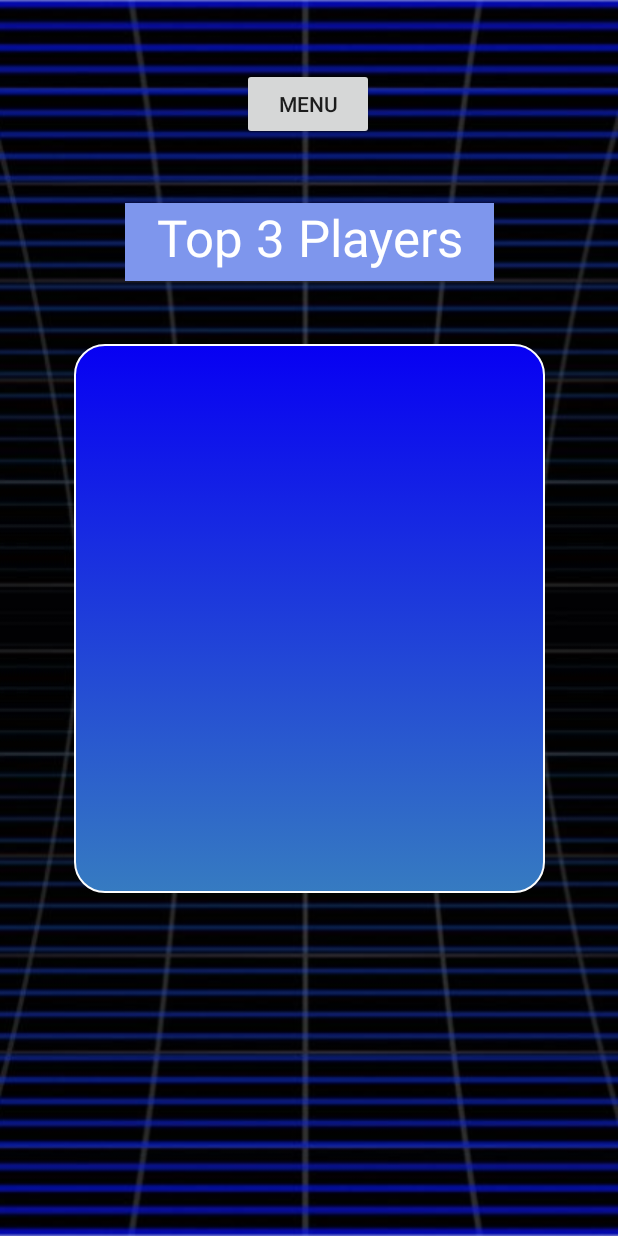
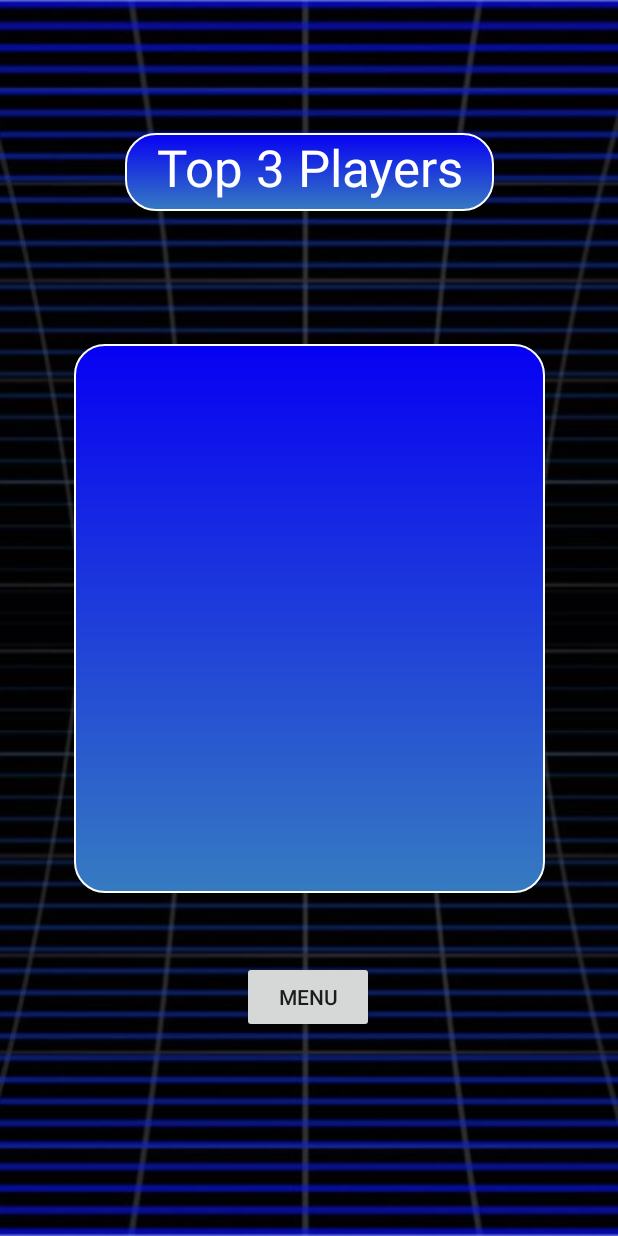
Before and after one commit to Pathetic384/SpaceShooter123, an Android app: the LoseScreen screen opened directly, with no data from a screen before it, on a phone screen of 412 x 824 dp. Run offline under Robolectric (Android 15) with nearby library versions, the light colour scheme and no system bars; 1 statement that could not run was skipped.

Commit message:
Update activity_lose_screen.xml

```diff
--- a/app/src/main/res/layout/activity_lose_screen.xml
+++ b/app/src/main/res/layout/activity_lose_screen.xml
@@ -27,18 +27,18 @@
         android:layout_width="wrap_content"
         android:layout_height="wrap_content"
         android:text="Menu"
-        app:layout_constraintBottom_toTopOf="@+id/scoreText"
+        app:layout_constraintBottom_toBottomOf="parent"
         app:layout_constraintEnd_toEndOf="parent"
         app:layout_constraintHorizontal_bias="0.498"
         app:layout_constraintStart_toStartOf="parent"
-        app:layout_constraintTop_toTopOf="parent"
+        app:layout_constraintTop_toBottomOf="@+id/scoreText"
         app:layout_constraintVertical_bias="0.251" />
 
     <TextView
         android:id="@+id/textView2"
         android:layout_width="246dp"
         android:layout_height="52dp"
-        android:background="#7E96ED"
+        android:background="@drawable/mybutton"
         android:text="Top 3 Players"
         android:textAlignment="center"
         android:textColor="#FFFFFF"
@@ -46,6 +46,6 @@
         app:layout_constraintBottom_toTopOf="@+id/scoreText"
         app:layout_constraintEnd_toEndOf="parent"
         app:layout_constraintStart_toStartOf="parent"
-        app:layout_constraintTop_toBottomOf="@+id/menuButton" />
+        app:layout_constraintTop_toTopOf="parent" />
 
 </androidx.constraintlayout.widget.ConstraintLayout>
```
